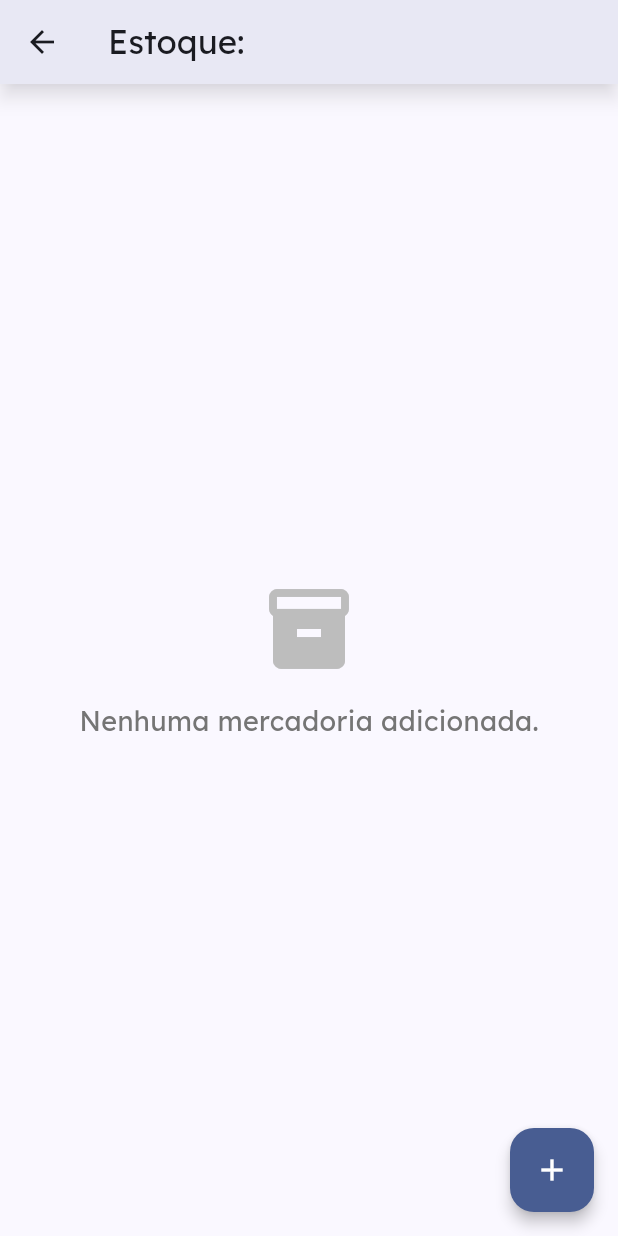
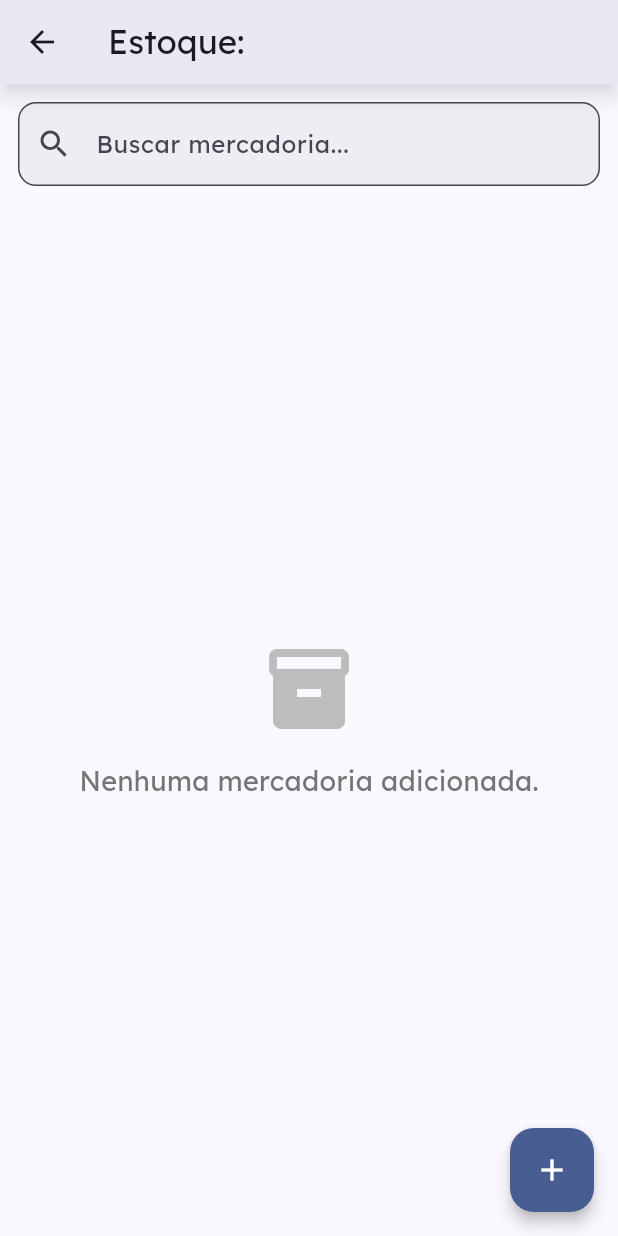
Before and after one commit to EFBN0/IZStock, a Flutter app: the EstoqueDetailsPage screen opened directly with empty values, on a phone screen of 412 x 824 dp. Run offline on Flutter 3.47's test engine with Material 3 defaults, Android fonts, the phone set to English and light mode, and no system bars; our stand-ins replace cloud_firestore, currency_text_input_formatter, firebase_auth, firebase_core, fl_chart, flutter_map and 4 more; accounts and stored records are empty.

Commit message:
feat: busca de mercadoria nos estoques

```diff
--- a/lib/features/estoque/controllers/mercadoria_controller.dart
+++ b/lib/features/estoque/controllers/mercadoria_controller.dart
@@ -1,4 +1,5 @@
 import 'dart:async';
+import 'package:flutter_riverpod/legacy.dart';
 import 'package:uuid/uuid.dart';
 import 'package:flutter_riverpod/flutter_riverpod.dart';
 import 'package:izstock/features/estoque/models/mercadoria.dart';
@@ -11,6 +12,26 @@ final mercadoriaRepositoryProvider = Provider<MercadoriaRepository>((ref) {
 final mercadoriaListProvider = StreamProvider.autoDispose.family<List<Mercadoria>, String>((ref, estoqueId) {
   final repository = ref.watch(mercadoriaRepositoryProvider);
   return repository.findMercadoriasByEstoque(estoqueId);
+});
+
+final searchQueryProvider = StateProvider.autoDispose<String>((ref) => '');
+
+final filteredMercadoriaListProvider = Provider.autoDispose.family<AsyncValue<List<Mercadoria>>, String>((ref, estoqueId) {
+  final query = ref.watch(searchQueryProvider).toLowerCase();
+  final mercadoriasAsync = ref.watch(mercadoriaListProvider(estoqueId));
+
+  return mercadoriasAsync.whenData((mercadorias) {
+    var filtered = mercadorias;
+
+    if (query.isNotEmpty) {
+      filtered = mercadorias.where((m) => m.titulo.toLowerCase().contains(query)).toList();
+    }
+
+    final sortedList = List<Mercadoria>.from(filtered);
+    sortedList.sort((a, b) => a.titulo.toLowerCase().compareTo(b.titulo.toLowerCase()));
+
+    return sortedList;
+  });
 });
 
 final mercadoriaControllerProvider = AsyncNotifierProvider<MercadoriaController, void>(() {
--- a/lib/features/estoque/views/pages/estoque_details_page.dart
+++ b/lib/features/estoque/views/pages/estoque_details_page.dart
@@ -5,34 +5,61 @@ import 'package:izstock/features/estoque/models/estoque.dart';
 import 'package:izstock/features/estoque/models/mercadoria.dart';
 import 'package:izstock/features/estoque/views/widgets/mercadoria_card.dart';
 import 'package:izstock/features/estoque/views/widgets/form_mercadoria.dart';
+import 'dart:async';
 
-class EstoqueDetailsPage extends ConsumerWidget {
+class EstoqueDetailsPage extends ConsumerStatefulWidget {
   const EstoqueDetailsPage({super.key, required this.estoque});
 
   final Estoque estoque;
+
+  @override
+  ConsumerState<EstoqueDetailsPage> createState() => _EstoqueDetailsPageState();
+}
+
+class _EstoqueDetailsPageState extends ConsumerState<EstoqueDetailsPage> {
+  final TextEditingController _searchController = TextEditingController();
+  Timer? _debounce;
+
+  @override
+  void dispose() {
+    _debounce?.cancel();
+    _searchController.dispose();
+    super.dispose();
+  }
+
+  void _onSearchChanged(String query) {
+    if (_debounce?.isActive ?? false) {
+      _debounce!.cancel();
+    }
+
+    _debounce = Timer(const Duration(milliseconds: 300), () {
+      ref.read(searchQueryProvider.notifier).state = query;
+    });
+    setState(() {});
+  }
 
   void _touchMercadoria(BuildContext context, Mercadoria? mercadoria) {
     showModalBottomSheet(
       isScrollControlled: true,
       context: context,
       builder: (ctx) =>
-          FormMercadoria(mercadoria: mercadoria, estoque: estoque),
+          FormMercadoria(mercadoria: mercadoria, estoque: widget.estoque),
     );
   }
 
   void _removeMercadoria(WidgetRef ref, Mercadoria mercadoria) {
     ref
         .read(mercadoriaControllerProvider.notifier)
-        .removeMercadoria(estoque.id!, mercadoria);
+        .removeMercadoria(widget.estoque.id!, mercadoria);
   }
 
   @override
-  Widget build(BuildContext context, WidgetRef ref) {
-    final mercadoriaAsyncList = ref.watch(mercadoriaListProvider(estoque.id!));
+  Widget build(BuildContext context) {
+    final mercadoriaAsyncList = ref.watch(filteredMercadoriaListProvider(widget.estoque.id!));
 
     return Scaffold(
       appBar: AppBar(
-        title: Text('Estoque: ${estoque.titulo}'),
+        title: Text('Estoque: ${widget.estoque.titulo}'),
         elevation: 5.0,
         shadowColor: const Color.fromARGB(255, 0, 0, 0).withValues(alpha: 0.5),
       ),
@@ -42,7 +69,34 @@ class EstoqueDetailsPage extends ConsumerWidget {
         },
         child: const Icon(Icons.add),
       ),
-      body: mercadoriaAsyncList.when(
+      body: Column(
+        children: [
+          Padding(
+            padding: const EdgeInsets.all(12.0),
+            child: TextField(
+              controller: _searchController,
+              onChanged: _onSearchChanged,
+              decoration: InputDecoration(
+                hintText: 'Buscar mercadoria...',
+                prefixIcon: const Icon(Icons.search),
+                border: OutlineInputBorder(
+                  borderRadius: BorderRadius.circular(12),
+                ),
+                suffixIcon: _searchController.text.isNotEmpty
+                    ? IconButton(
+                        icon: const Icon(Icons.clear),
+                        onPressed: () {
+                          _searchController.clear();
+                          _onSearchChanged('');
+                        },
+                      )
+                    : null,
+              ),
+            ),
+          ),
+
+          Expanded(
+            child: mercadoriaAsyncList.when(
               loading: () => const Center(child: CircularProgressIndicator()),
               data: (mercadorias) {
                 if (mercadorias.isEmpty) {
@@ -53,7 +107,9 @@ class EstoqueDetailsPage extends ConsumerWidget {
                         Icon(Icons.inventory, size: 64, color: Colors.grey[400]),
                         const SizedBox(height: 16),
                         Text(
-                    'Nenhuma mercadoria adicionada.',
+                          _searchController.text.isEmpty
+                            ? 'Nenhuma mercadoria adicionada.'
+                            : 'Nenhum resultado encontrado.',
                           style: TextStyle(color: Colors.grey[600], fontSize: 18),
                         ),
                       ],
@@ -61,11 +117,11 @@ class EstoqueDetailsPage extends ConsumerWidget {
                   );
                 }
                 return Padding(
-            padding: EdgeInsetsGeometry.symmetric(vertical: 16, horizontal: 10),
+                  padding: const EdgeInsets.symmetric(vertical: 8, horizontal: 10),
                   child: ListView.builder(
                     itemCount: mercadorias.length,
                     itemBuilder: (ctx, index) => Container(
-                margin: EdgeInsets.symmetric(vertical: 6),
+                      margin: const EdgeInsets.symmetric(vertical: 6),
                       child: GestureDetector(
                         onTap: () {
                           _touchMercadoria(context, mercadorias[index]);
@@ -88,6 +144,9 @@ class EstoqueDetailsPage extends ConsumerWidget {
                 ),
               ),
             ),
+          ),
+        ],
+      ),
     );
   }
 }
--- a/lib/features/estoque/views/widgets/mercadoria_card.dart
+++ b/lib/features/estoque/views/widgets/mercadoria_card.dart
@@ -38,7 +38,7 @@ class MercadoriaCard extends StatelessWidget {
                     ),
                     const SizedBox(height: 4),
                     Text(
-                      'Valor: ${FormatterService.formatAsCurrency(mercadoria.valorVenda)}',
+                      'Valor: ${FormatterService.formatAsCurrency(mercadoria.valorVenda)} | Custo: ${FormatterService.formatAsCurrency(mercadoria.valorCusto)}',
                     ),
                     const SizedBox(height: 4),
                     Text('Qtd.: ${mercadoria.quantidade}'),
```
Lines whose indentation alone changed are shown as unchanged.
